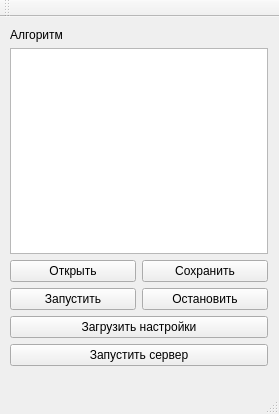
Old version of the form mainwindow.ui in the repository Ryadovoy7/URTKControlQT.
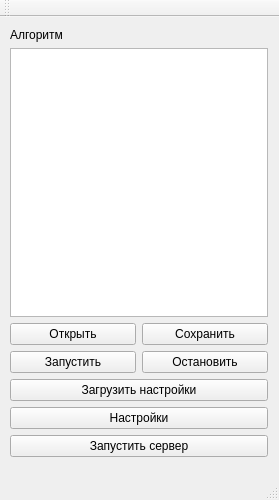
New version of the form.

Diff of the .ui file:
```diff
--- a/mainwindow.ui
+++ b/mainwindow.ui
@@ -7,7 +7,7 @@
     <x>0</x>
     <y>0</y>
     <width>279</width>
-    <height>414</height>
+    <height>500</height>
    </rect>
   </property>
   <property name="sizePolicy">
@@ -19,13 +19,13 @@
   <property name="minimumSize">
    <size>
     <width>279</width>
-    <height>414</height>
+    <height>500</height>
    </size>
   </property>
   <property name="maximumSize">
    <size>
     <width>279</width>
-    <height>414</height>
+    <height>500</height>
    </size>
   </property>
   <property name="baseSize">
@@ -44,7 +44,7 @@
       <x>0</x>
       <y>0</y>
       <width>278</width>
-      <height>360</height>
+      <height>451</height>
      </rect>
     </property>
     <layout class="QHBoxLayout" name="horizontalLayout_3">
@@ -121,6 +121,13 @@
          </property>
         </widget>
        </item>
+       <item>
+        <widget class="QPushButton" name="settings_screen_button">
+         <property name="text">
+          <string>Настройки</string>
+         </property>
+        </widget>
+       </item>
        <item>
         <widget class="QPushButton" name="serverStartButton">
          <property name="text">
```
Left out of the diff: 2 changed lines with no effect on the pictures.
